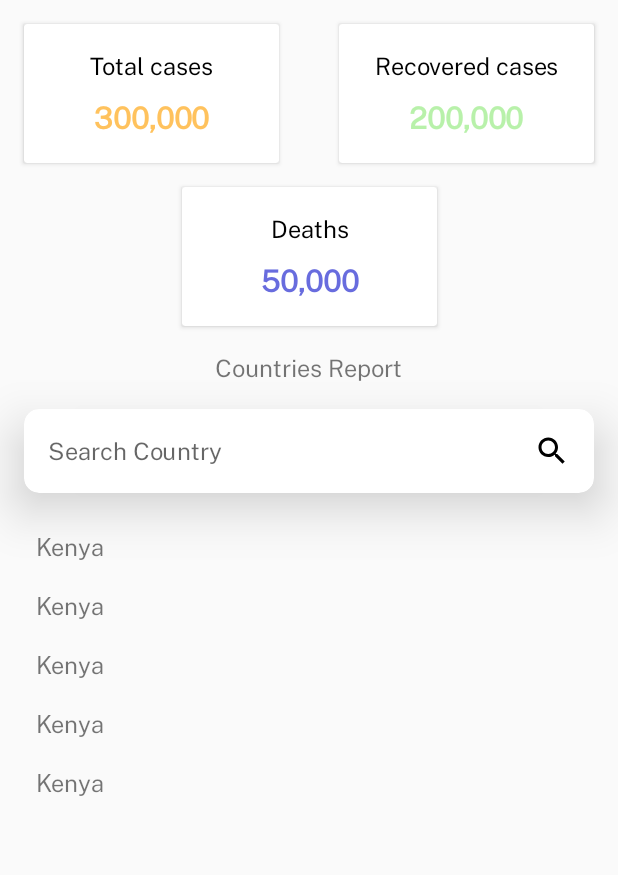
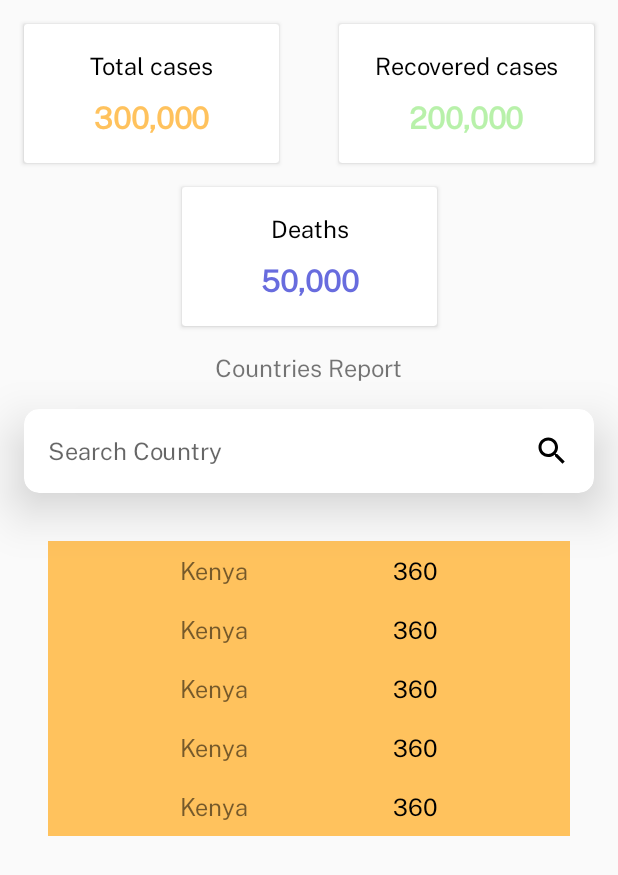
Before and after one commit to Florence-Njeri/SCAMPAssesment, an Android app: the layout main_fragment.xml on its own in the app's theme, with its tools: preview values and no code run, on a phone screen of 412 x 824 dp. Shown: the top 875 px of the screen. Run offline under Robolectric (Android 15) with nearby library versions, the phone set to English and light mode, and no system bars.

Commit message:
add data to RecyclerView showing xountry and TotalCases Confirmed

```diff
--- a/app/src/main/res/layout/countries_list_view.xml
+++ b/app/src/main/res/layout/countries_list_view.xml
@@ -1,8 +1,12 @@
 <?xml version="1.0" encoding="utf-8"?>
-<LinearLayout xmlns:android="http://schemas.android.com/apk/res/android"
+<androidx.constraintlayout.widget.ConstraintLayout
+    xmlns:android="http://schemas.android.com/apk/res/android"
+    xmlns:app="http://schemas.android.com/apk/res-auto"
+    xmlns:tools="http://schemas.android.com/tools"
     android:layout_width="match_parent"
     android:layout_height="wrap_content"
-    android:orientation="horizontal">
+    android:background="@color/yellow"
+  >
 
 
     <TextView
@@ -10,19 +14,32 @@
         android:layout_width="wrap_content"
         android:layout_height="wrap_content"
         android:layout_margin="8dp"
+        android:layout_marginTop="4dp"
+        android:layout_marginBottom="4dp"
         android:layout_weight="1"
         android:fontFamily="@font/public_sans_regular"
         android:text="Kenya"
-        android:textSize="16sp" />
+        android:textSize="16sp"
+        app:layout_constraintBottom_toBottomOf="parent"
+        app:layout_constraintEnd_toStartOf="@+id/statistics"
+        app:layout_constraintStart_toStartOf="parent"
+        app:layout_constraintTop_toTopOf="parent" />
 
-<!--    <TextView-->
-<!--        android:id="@+id/statistics"-->
-<!--        android:layout_width="wrap_content"-->
-<!--        android:layout_height="wrap_content"-->
-<!--        android:layout_margin="8dp"-->
-<!--        android:layout_weight="1"-->
-<!--        android:fontFamily="@font/public_sans_regular"-->
-<!--        android:text="360"-->
-<!--        android:textColor="@color/black"-->
-<!--        android:textSize="16sp" />-->
-</LinearLayout>
+    <TextView
+        android:id="@+id/statistics"
+        android:layout_width="wrap_content"
+        android:layout_height="wrap_content"
+        android:layout_margin="8dp"
+        android:layout_marginStart="328dp"
+        android:layout_marginTop="4dp"
+        android:layout_marginBottom="8dp"
+        android:layout_weight="1"
+        android:fontFamily="@font/public_sans_regular"
+        android:text="360"
+        android:textColor="@color/black"
+        android:textSize="16sp"
+        app:layout_constraintBottom_toBottomOf="parent"
+        app:layout_constraintEnd_toEndOf="parent"
+        app:layout_constraintStart_toEndOf="@+id/country"
+        app:layout_constraintTop_toTopOf="parent" />
+</androidx.constraintlayout.widget.ConstraintLayout>
--- a/app/src/main/res/layout/main_fragment.xml
+++ b/app/src/main/res/layout/main_fragment.xml
@@ -169,6 +169,7 @@
     <androidx.recyclerview.widget.RecyclerView
         android:id="@+id/countriesList"
         android:layout_width="0dp"
+        android:padding="16dp"
         android:layout_height="wrap_content"
         android:layout_marginStart="16dp"
         android:layout_marginLeft="16dp"
```
Also changed, not shown: app/src/main/java/com/example/scampassesment/adapter/CountriesStatisticsAdapter.kt (+14 -9 lines), app/src/main/java/com/example/scampassesment/ui/main/MainFragment.kt (+10 -5 lines).
